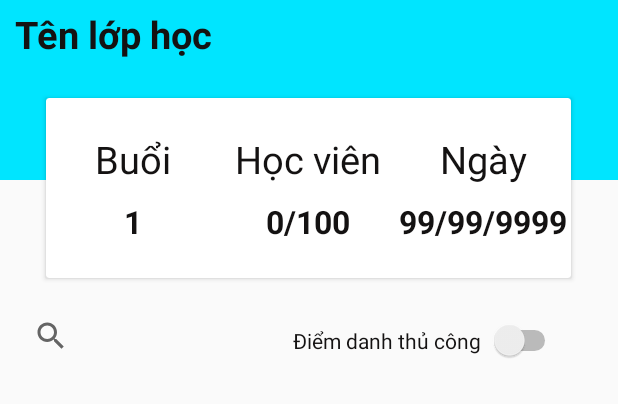
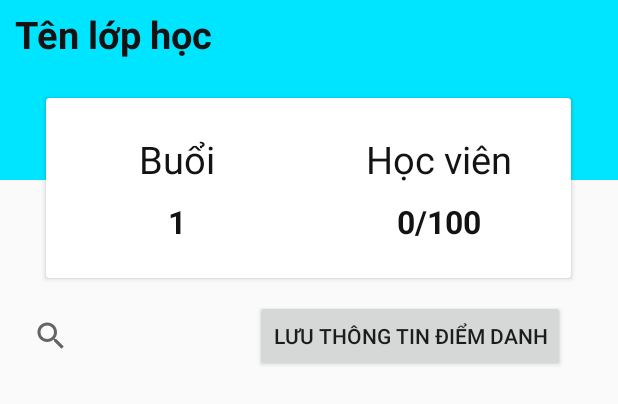
Before and after one commit to nmcxx/Diemdanhdihoc, an Android app: the layout activity_teacher_classroom.xml on its own in the app's theme, with its tools: preview values and no code run, on a phone screen of 412 x 824 dp. Shown: the top 404 px of the screen. Run offline under Robolectric (Android 15) with nearby library versions, the phone set to English and light mode, and no system bars; network calls fail.

Commit message:
sửa giao diện

```diff
--- a/app/src/main/res/layout/activity_login.xml
+++ b/app/src/main/res/layout/activity_login.xml
@@ -42,7 +42,7 @@
         android:layout_marginStart="160dp"
         android:layout_marginLeft="160dp"
         android:layout_marginTop="72dp"
-        android:text="Button"
+        android:text="Đăng Nhập"
         app:layout_constraintStart_toStartOf="parent"
         app:layout_constraintTop_toBottomOf="@+id/edtPassword" />
 </androidx.constraintlayout.widget.ConstraintLayout>
--- a/app/src/main/res/layout/activity_teacher_classroom.xml
+++ b/app/src/main/res/layout/activity_teacher_classroom.xml
@@ -39,7 +39,7 @@
                 android:layout_width="match_parent"
                 android:layout_height="match_parent"
                 android:orientation="horizontal"
-                android:weightSum="3">
+                android:weightSum="2">
                 <LinearLayout
                     android:layout_width="0dp"
                     android:layout_height="match_parent"
@@ -84,28 +84,6 @@
                         android:paddingTop="10dp"
                         android:textStyle="bold"/>
                 </LinearLayout>
-                <LinearLayout
-                    android:layout_width="0dp"
-                    android:layout_height="match_parent"
-                    android:layout_weight="1"
-                    android:orientation="vertical"
-                    android:gravity="center">
-                    <TextView
-                        android:layout_width="wrap_content"
-                        android:layout_height="wrap_content"
-                        android:text="Ngày"
-                        android:textSize="25sp"
-                        android:textColor="#141212"/>
-                    <TextView
-                        android:id="@+id/txtNgay"
-                        android:layout_width="wrap_content"
-                        android:layout_height="wrap_content"
-                        android:text="99/99/9999"
-                        android:textSize="21sp"
-                        android:textColor="#141212"
-                        android:paddingTop="10dp"
-                        android:textStyle="bold"/>
-                </LinearLayout>
             </LinearLayout>
         </androidx.cardview.widget.CardView>
 
@@ -124,28 +102,20 @@
             android:layout_height="wrap_content"
             app:queryHint="Mã sinh viên"
             android:layout_marginLeft="10dp"></androidx.appcompat.widget.SearchView>
-        <TextView
-            android:layout_width="wrap_content"
-            android:layout_height="wrap_content"
-            android:text="Điểm danh thủ công"
-            android:textColor="#141212"
-            android:layout_marginTop="13dp"
-            android:layout_marginLeft="35dp"/>
 
-         <Switch
-             android:id="@+id/swDiemDanhThuCong"
-             android:layout_width="wrap_content"
-             android:layout_height="wrap_content"
-             android:layout_marginTop="13dp"
-             android:layout_marginLeft="5dp"/>
-
+            <Button
+                android:id="@+id/btnDDTC"
+                android:text="Lưu thông tin điểm danh"
+                android:layout_width="wrap_content"
+                android:layout_height="wrap_content"
+                android:layout_marginLeft="10dp"/>
         </LinearLayout>
 
-            <ListView
-                android:id="@+id/lvDanhSachDiemDanh"
-                android:layout_width="wrap_content"
-                android:layout_height="match_parent"
-                android:layout_marginTop="50dp" />
+        <ListView
+            android:id="@+id/lvDanhSachDiemDanh"
+            android:layout_width="match_parent"
+            android:layout_height="match_parent"
+            android:layout_marginTop="50dp" />
 
     </RelativeLayout>
 
--- a/app/src/main/res/layout/dialog_add_sv_excel.xml
+++ b/app/src/main/res/layout/dialog_add_sv_excel.xml
@@ -12,7 +12,7 @@
         android:layout_width="match_parent"
         android:layout_height="wrap_content"
         android:layout_marginTop="20dp"
-        android:text="Vui lòng tạo file .csv theo mẫu sau"
+        android:text="Vui lòng tạo file .xls theo mẫu sau"
         android:gravity="center_horizontal" />
 
 
```
Also changed, not shown: app/src/main/AndroidManifest.xml (+17 -8 lines), app/src/main/res/layout/dssv_custom.xml (+12 -3 lines).
